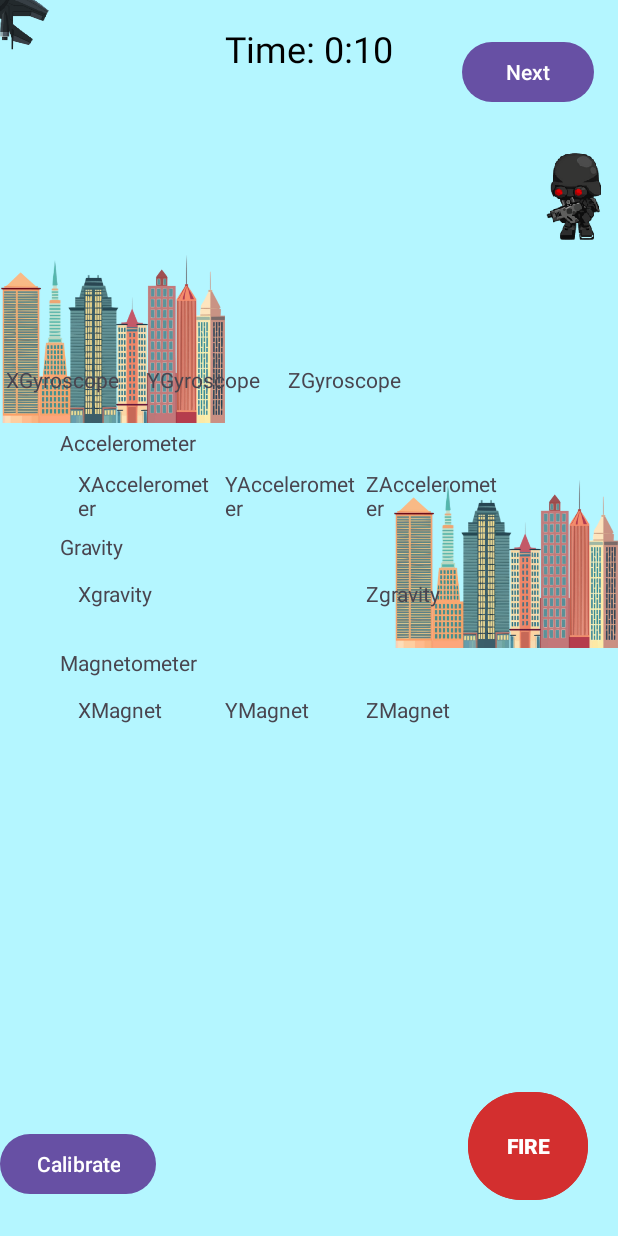
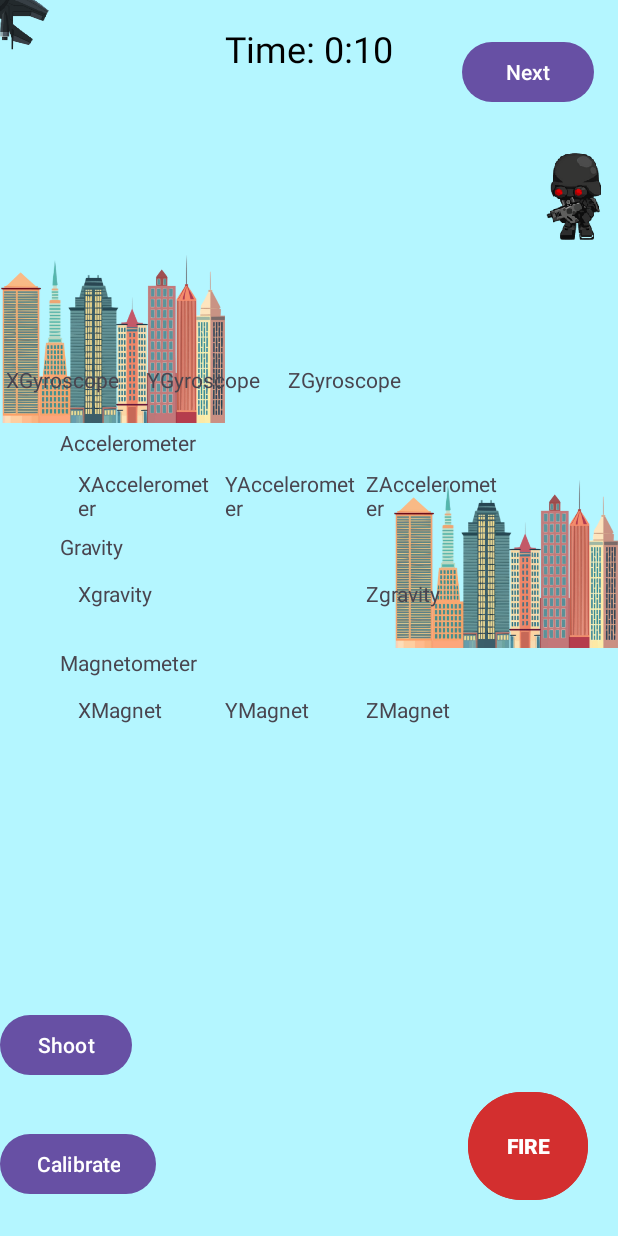
Before and after one commit to ArianFiroozi/UTAirstrike, an Android app: the screen it shows after launch (MainActivity), on a phone screen of 412 x 824 dp. Run offline under Robolectric (Android 15) with nearby library versions, the phone set to English and light mode, and no system bars; our stand-ins replace navigation-ui; 4 statements that could not run were skipped.

Commit message:
feat: add bullets

```diff
--- a/UTAirestrike/app/src/main/java/com/example/utairestrike/src/engine/GameEngine.java
+++ b/UTAirestrike/app/src/main/java/com/example/utairestrike/src/engine/GameEngine.java
@@ -100,7 +100,7 @@ public class GameEngine {
     }
 
     public void shoot() {
-        getObjects().add(player.shoot());
+        bullets.add(player.shoot());
     }
 
     public ArrayList<GameObject> getObjects (){
--- a/UTAirestrike/app/src/main/java/com/example/utairestrike/ui/MainActivity.java
+++ b/UTAirestrike/app/src/main/java/com/example/utairestrike/ui/MainActivity.java
@@ -76,10 +76,13 @@ public class MainActivity extends AppCompatActivity implements SensorListener {
             }
         });
 
-        binding.fireButton.setOnClickListener(new View.OnClickListener() {
+        binding.shoot.setOnClickListener(new View.OnClickListener() {
             @Override
             public void onClick(View view) {
                 engine.shoot();
+//                Snackbar.make(view, "shot", Snackbar.LENGTH_SHORT)
+//                        .setAnchorView(R.id.shoot)
+//                        .show();
             }
         });
     }
--- a/UTAirestrike/app/src/main/res/layout/activity_main.xml
+++ b/UTAirestrike/app/src/main/res/layout/activity_main.xml
@@ -59,20 +59,8 @@
 <!--        android:layout_marginTop="100dp"-->
 <!--        android:src="@drawable/fighter" />-->
 
-    <Button
-        android:id="@+id/fireButton"
-        android:layout_width="80dp"
-        android:layout_height="80dp"
-        android:text="FIRE"
-        android:textStyle="bold"
-        android:layout_alignParentBottom="true"
-        android:layout_alignParentEnd="true"
-        android:layout_margin="20dp"
-        android:backgroundTint="#D32F2F"
-        android:textColor="@android:color/white" />
 
-
-<!--        <com.google.android.material.appbar.AppBarLayout-->
+    <!--        <com.google.android.material.appbar.AppBarLayout-->
 <!--            android:layout_width="match_parent"-->
 <!--            android:layout_height="wrap_content"-->
 <!--            android:fitsSystemWindows="true">-->
@@ -82,6 +70,21 @@
 <!--                android:layout_height="?attr/actionBarSize" />-->
 
 <!--        </com.google.android.material.appbar.AppBarLayout>-->
+
+    <Button
+        android:id="@+id/fireButton"
+        android:layout_width="80dp"
+        android:layout_height="80dp"
+        android:layout_alignParentEnd="true"
+        android:layout_alignParentBottom="true"
+        android:layout_margin="20dp"
+        android:layout_marginTop="20dp"
+        android:layout_marginEnd="152dp"
+        android:layout_marginBottom="96dp"
+        android:backgroundTint="#D32F2F"
+        android:text="FIRE"
+        android:textColor="@android:color/white"
+        android:textStyle="bold" />
 
     <include layout="@layout/content_main" />
 
@@ -93,6 +96,14 @@
         android:layout_marginBottom="4dp"
         android:text="Calibrate" />
 
+    <Button
+        android:id="@+id/shoot"
+        android:layout_width="wrap_content"
+        android:layout_height="wrap_content"
+        android:layout_above="@+id/fab"
+        android:layout_marginBottom="31dp"
+        android:text="Shoot" />
+
     <!--        <com.google.android.material.floatingactionbutton.FloatingActionButton-->
 <!--            android:id="@+id/fab"-->
 <!--            android:layout_width="wrap_content"-->
```
Also changed, not shown: UTAirestrike/app/src/main/java/com/example/utairestrike/ui/AircraftView.java (+20 -0 lines).
